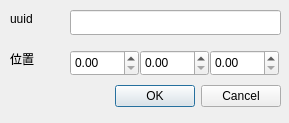
Before: the Qt Designer form src/gui-admin/setposition.ui in SingingRivulet/Smoothly, drawn with Qt 5.
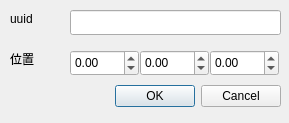
After: the same form once the commit is applied.

The edit to the form file:
```diff
--- a/src/gui-admin/setposition.ui
+++ b/src/gui-admin/setposition.ui
@@ -48,6 +48,12 @@
      <height>26</height>
     </rect>
    </property>
+   <property name="minimum">
+    <double>-100000.000000000000000</double>
+   </property>
+   <property name="maximum">
+    <double>100000.000000000000000</double>
+   </property>
   </widget>
   <widget class="QDoubleSpinBox" name="doubleSpinBox_y">
    <property name="geometry">
@@ -58,6 +64,12 @@
      <height>26</height>
     </rect>
    </property>
+   <property name="minimum">
+    <double>-100000.000000000000000</double>
+   </property>
+   <property name="maximum">
+    <double>100000.000000000000000</double>
+   </property>
   </widget>
   <widget class="QDoubleSpinBox" name="doubleSpinBox_z">
    <property name="geometry">
@@ -68,6 +80,12 @@
      <height>26</height>
     </rect>
    </property>
+   <property name="minimum">
+    <double>-100000.000000000000000</double>
+   </property>
+   <property name="maximum">
+    <double>100000.000000000000000</double>
+   </property>
   </widget>
   <widget class="QLabel" name="label">
    <property name="geometry">
```
